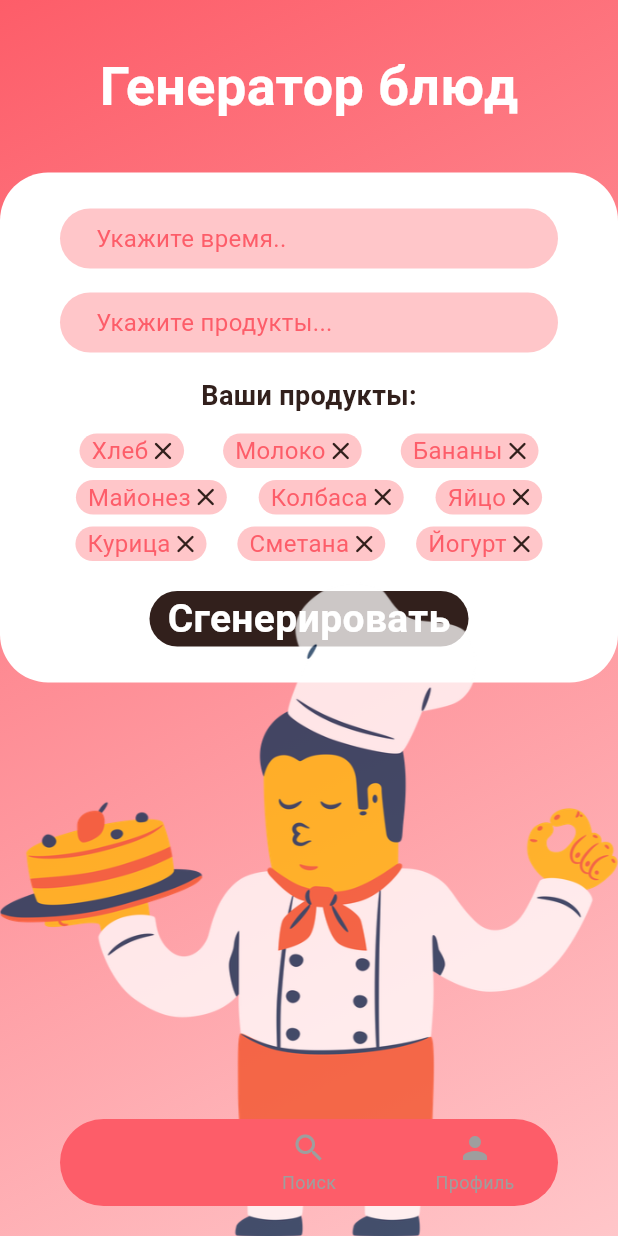
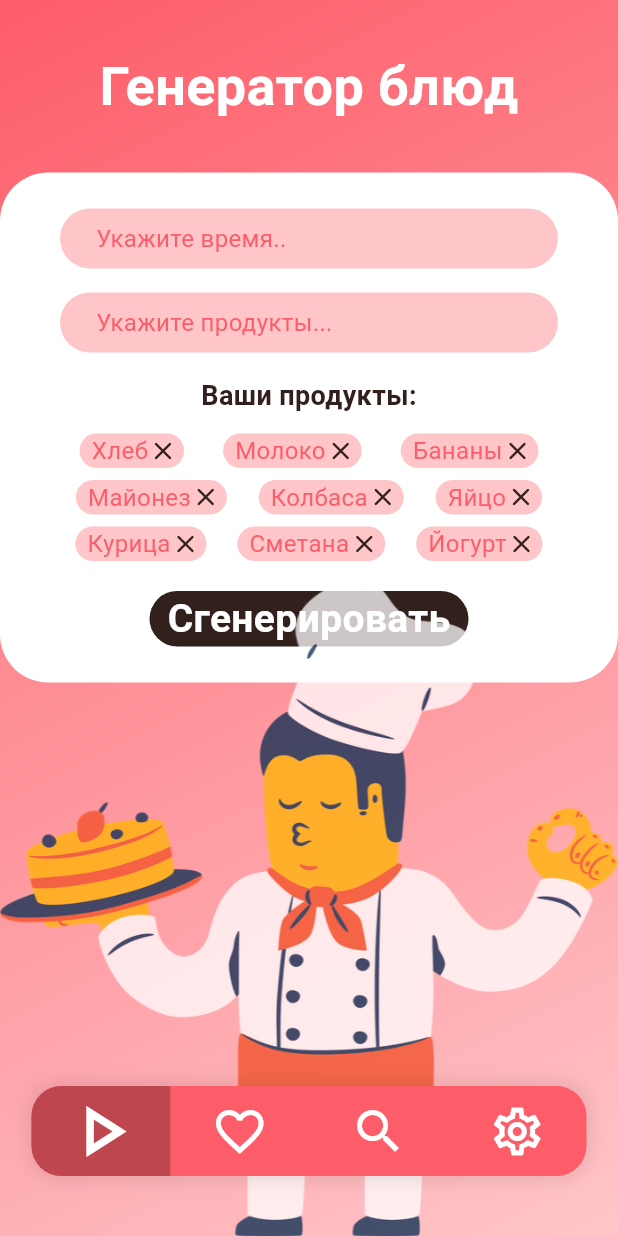
Before and after one commit to dattebayoooo/FoodForge, a Flutter app: the screen it shows after launch, on a phone screen of 412 x 824 dp. Run offline on Flutter 3.47's test engine with Material 3 defaults, Android fonts, the light colour scheme and no system bars; our stand-ins replace google_fonts.

Commit message:
add custom bar

```diff
--- a/lib/home_page.dart
+++ b/lib/home_page.dart
@@ -1,14 +1,19 @@
 import 'package:flutter/material.dart';
 import 'package:food_forge/assents.dart';
+import 'package:food_forge/home_page/custom_bottom_bar.dart';
 import 'package:food_forge/home_page/product_section.dart';
 import 'package:food_forge/home_page/search_fields.dart';
 import 'package:google_fonts/google_fonts.dart';
 
-class HomePage extends StatelessWidget {
+class HomePage extends StatefulWidget {
   const HomePage({super.key});
 
   @override
-  Widget build(BuildContext context) {
+  State<HomePage> createState() => _HomePageState();
+}
+
+class _HomePageState extends State<HomePage> {
+  int _currentIndex = 0;
   final products = [
     'Хлеб',
     'Молоко',
@@ -21,29 +26,27 @@ class HomePage extends StatelessWidget {
     'Йогурт',
   ];
 
+  @override
+  Widget build(BuildContext context) {
     return Scaffold(
       body: Stack(
         children: [
+          // Градиентный фон
           Container(
             decoration: BoxDecoration(
               gradient: LinearGradient(
-                colors: [
-                  AppColor.intensepink,
-                  AppColor.pink,
-                ], // цвета градиента
-                begin: Alignment.topLeft, // начальная точка
-                end: Alignment.bottomRight, // конечная точка
+                colors: [AppColor.intensepink, AppColor.pink],
+                begin: Alignment.topLeft,
+                end: Alignment.bottomRight,
               ),
             ),
           ),
 
+          // Основной контент
           SafeArea(
             child: Column(
               children: [
                 const SizedBox(height: 32),
-                Row(
-                  children: [
-                    Spacer(),
                 Text(
                   "Генератор блюд",
                   style: GoogleFonts.montserratAlternates(
@@ -51,16 +54,17 @@ class HomePage extends StatelessWidget {
                     fontWeight: FontWeight.bold,
                     color: Colors.white,
                   ),
-                    ),
-                    Spacer(),
-                  ],
+                  textAlign: TextAlign.center,
                 ),
                 const SizedBox(height: 32),
                 Container(
-                  padding: EdgeInsets.symmetric(vertical: 24, horizontal: 40),
+                  padding: const EdgeInsets.symmetric(
+                    vertical: 24,
+                    horizontal: 40,
+                  ),
                   decoration: BoxDecoration(
                     color: Colors.white,
-                    borderRadius: BorderRadius.all(Radius.circular(32)),
+                    borderRadius: BorderRadius.circular(32),
                   ),
                   child: Column(
                     children: [
@@ -73,22 +77,16 @@ class HomePage extends StatelessWidget {
                       Container(
                         decoration: BoxDecoration(
                           color: AppColor.brown,
-                          borderRadius: BorderRadius.all(Radius.circular(32)),
+                          borderRadius: BorderRadius.circular(32),
                         ),
-                        child: Row(
-                          mainAxisSize: MainAxisSize.min,
-                          children: [
-                            const SizedBox(width: 12),
-                            Text(
+                        padding: const EdgeInsets.symmetric(horizontal: 12),
+                        child: Text(
                           "Сгенерировать",
                           style: GoogleFonts.alumniSans(
                             color: Colors.white,
                             fontSize: 26,
                             fontWeight: FontWeight.w700,
                           ),
-                            ),
-                            const SizedBox(width: 12),
-                          ],
                         ),
                       ),
                     ],
@@ -98,47 +96,24 @@ class HomePage extends StatelessWidget {
             ),
           ),
 
+          // Изображение повара вни зу
           Positioned(
             bottom: 0,
             left: 0,
             right: 0,
-            child: Image.asset(
-              "assets/images/cook.png",
-              fit: BoxFit.fitWidth,
-              opacity: const AlwaysStoppedAnimation(1),
+            child: Image.asset("assets/images/cook.png", fit: BoxFit.fitWidth),
           ),
-          ),
+
+          // Кастомный BottomNavigationBar
           Positioned(
-            bottom: 20, // Отступ от низа (регулируйте по необходимости)
-            left: 0,
-            right: 0,
-            child: Container(
-              margin: EdgeInsets.symmetric(horizontal: 40),
-              decoration: BoxDecoration(
-                color: AppColor.intensepink,
-                borderRadius: BorderRadius.circular(30),
-              ),
-              child: BottomNavigationBar(
-                backgroundColor: Colors.transparent,
-                elevation: 0,
-                items: const [
-                  BottomNavigationBarItem(
-                    icon: Icon(Icons.home),
-                    label: 'Главная',
-                  ),
-                  BottomNavigationBarItem(
-                    icon: Icon(Icons.search),
-                    label: 'Поиск',
-                  ),
-                  BottomNavigationBarItem(
-                    icon: Icon(Icons.person),
-                    label: 'Профиль',
-                  ),
-                ],
-                currentIndex: 0,
-                selectedItemColor: AppColor.intensepink,
-                unselectedItemColor: Colors.grey,
-              ),
+            bottom: 40,
+            left: 5,
+            right: 5,
+            child: CustomBottomBar(
+              selectedIndex: _currentIndex,
+              onTabSelected: (index) {
+                setState(() => _currentIndex = index);
+              },
             ),
           ),
         ],
--- /dev/null
+++ b/lib/home_page/custom_bottom_bar.dart
@@ -0,0 +1,84 @@
+import 'package:flutter/material.dart';
+import 'package:food_forge/assents.dart';
+
+class CustomBottomBar extends StatelessWidget {
+  final int selectedIndex;
+  final ValueChanged<int> onTabSelected;
+  final Color activeColor;
+  final Color inactiveColor;
+  final Color iconColor;
+
+  const CustomBottomBar({
+    super.key,
+    required this.selectedIndex,
+    required this.onTabSelected,
+    this.activeColor = const Color(0xffbe464f),
+    this.inactiveColor = Colors.transparent, // Изменили на прозрачный
+    this.iconColor = Colors.white,
+  });
+
+  @override
+  Widget build(BuildContext context) {
+    return Container(
+      height: 60, // Единая высота
+      margin: const EdgeInsets.symmetric(horizontal: 16),
+      decoration: BoxDecoration(
+        color: AppColor.intensepink, // Полупрозрачный белый
+        borderRadius: BorderRadius.circular(20),
+        boxShadow: [
+          BoxShadow(
+            color: Colors.black.withOpacity(0.1),
+            blurRadius: 10,
+            spreadRadius: 2,
+          ),
+        ],
+      ),
+      child: Row(
+        children: [
+          _buildNavItem(0, Icons.play_arrow_outlined, 58),
+          _buildNavItem(1, Icons.favorite_border_outlined, 38),
+          _buildNavItem(2, Icons.search, 38),
+          _buildNavItem(3, Icons.settings_outlined, 38),
+        ],
+      ),
+    );
+  }
+
+  Widget _buildNavItem(int index, IconData icon, double size) {
+    final isSelected = selectedIndex == index;
+    return Expanded(
+      child: Material(
+        color: Colors.transparent,
+        child: InkWell(
+          onTap: () => onTabSelected(index),
+          borderRadius: _getBorderRadius(index),
+          splashColor: activeColor.withOpacity(0.2),
+          highlightColor: Colors.transparent,
+          child: Container(
+            height: 70,
+            decoration: BoxDecoration(
+              color: isSelected ? activeColor : inactiveColor,
+              borderRadius: _getBorderRadius(index),
+            ),
+            child: Icon(icon, size: size, color: iconColor),
+          ),
+        ),
+      ),
+    );
+  }
+
+  BorderRadius _getBorderRadius(int index) {
+    if (index == 0) {
+      return const BorderRadius.only(
+        topLeft: Radius.circular(20),
+        bottomLeft: Radius.circular(20),
+      );
+    } else if (index == 3) {
+      return const BorderRadius.only(
+        topRight: Radius.circular(20),
+        bottomRight: Radius.circular(20),
+      );
+    }
+    return BorderRadius.zero;
+  }
+}
```
Also changed, not shown: pubspec.lock. Lines whose indentation alone changed are shown as unchanged.
